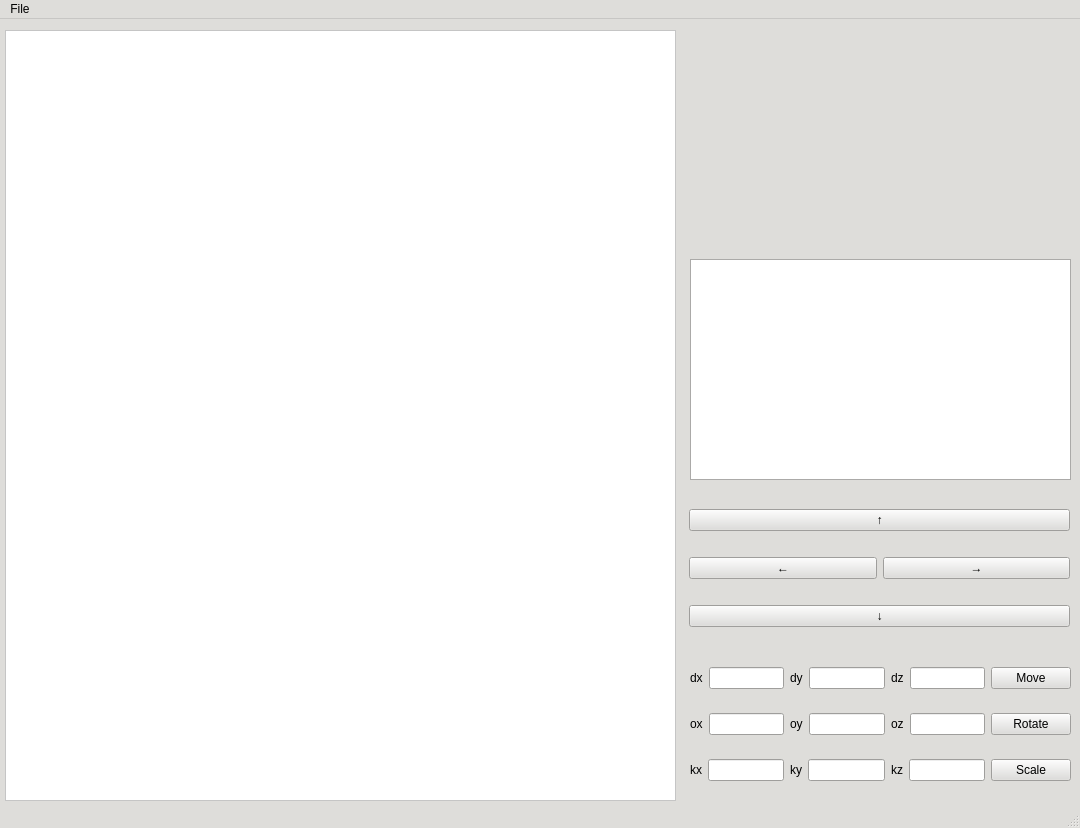
Qt form lab_03/lab_03_qt/mainwindow.ui (SINdeletE/OOP) before a commit.
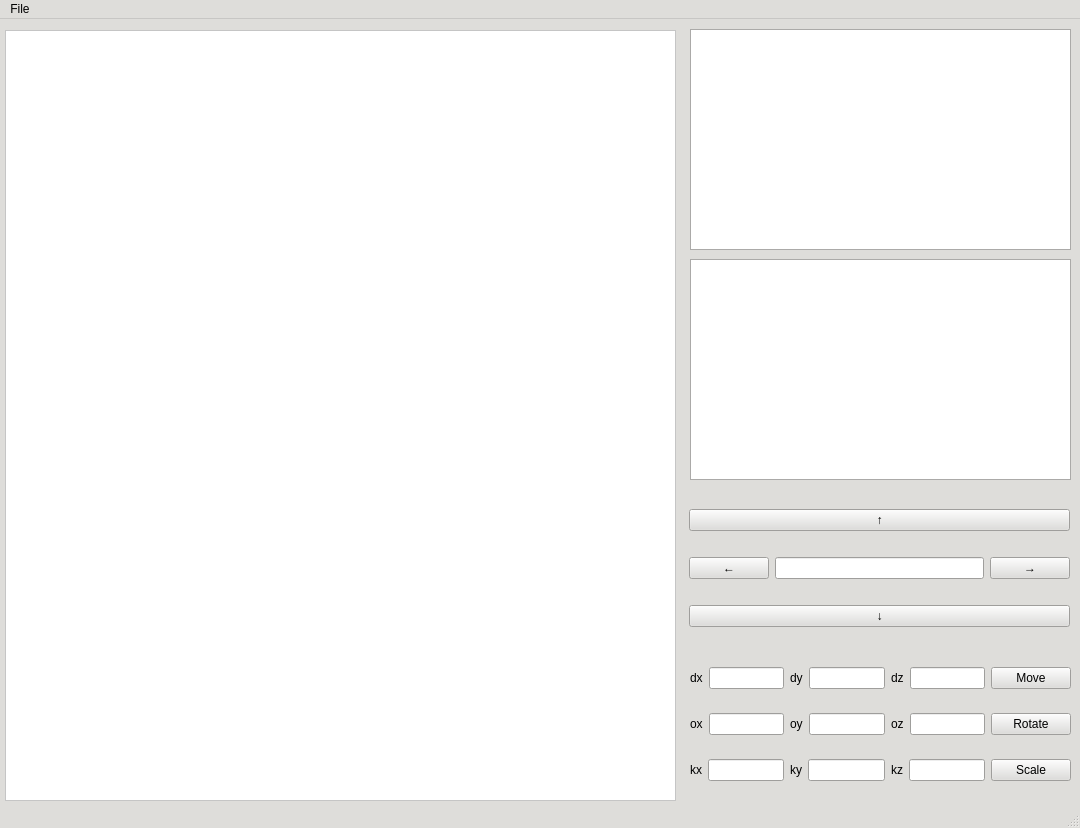
The same form after that commit.

What changed in the file:
```diff
--- a/lab_03/lab_03_qt/mainwindow.ui
+++ b/lab_03/lab_03_qt/mainwindow.ui
@@ -1154,7 +1154,15 @@
         </layout>
        </item>
        <item>
-        <layout class="QVBoxLayout" name="verticalLayout_7"/>
+        <layout class="QVBoxLayout" name="verticalLayout_7">
+         <item>
+          <widget class="QLineEdit" name="lineEdit">
+           <property name="alignment">
+            <set>Qt::AlignmentFlag::AlignCenter</set>
+           </property>
+          </widget>
+         </item>
+        </layout>
        </item>
        <item>
         <layout class="QVBoxLayout" name="verticalLayout_6">
@@ -1206,6 +1214,16 @@
      </rect>
     </property>
    </widget>
+   <widget class="QTableWidget" name="tableWidget_2">
+    <property name="geometry">
+     <rect>
+      <x>690</x>
+      <y>10</y>
+      <width>381</width>
+      <height>221</height>
+     </rect>
+    </property>
+   </widget>
   </widget>
   <widget class="QMenuBar" name="menubar">
    <property name="geometry">
```
